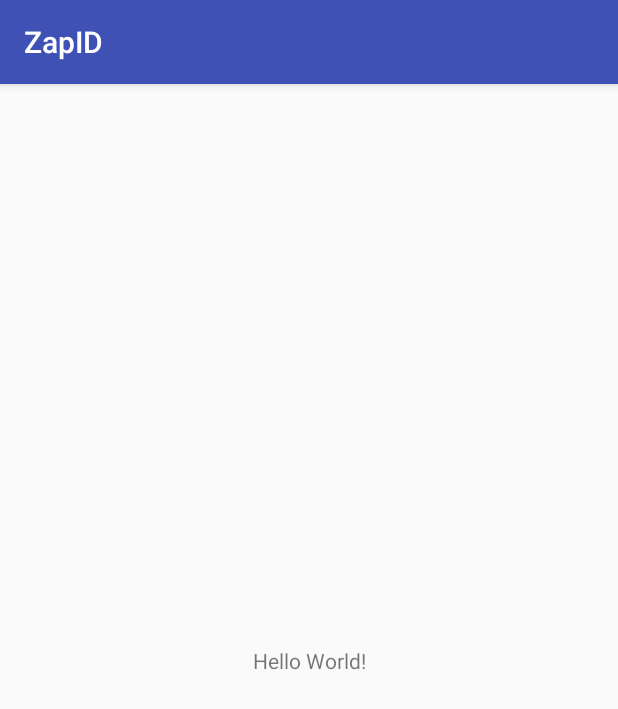
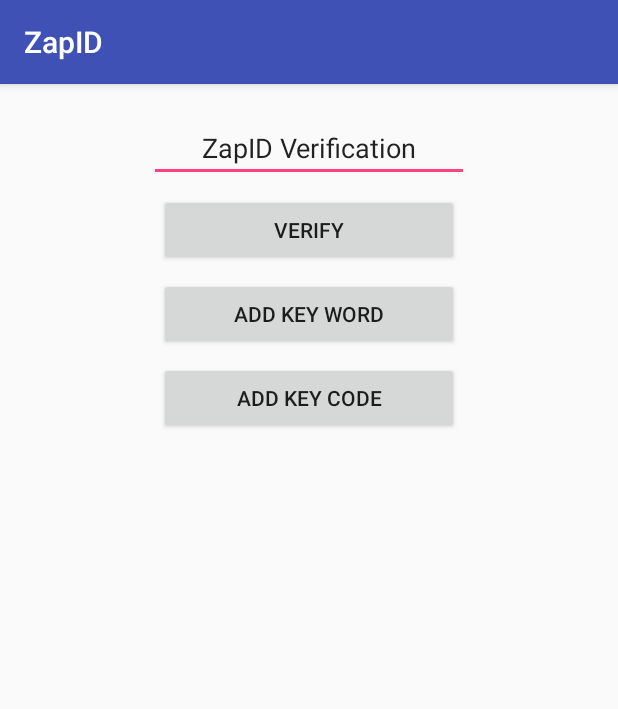
Before and after one commit to dktoao/ZapID, an Android app: the screen it shows after launch (MainActivity), on a phone screen of 412 x 824 dp. Shown: the top 709 px of the screen. Run offline under Robolectric (Android 15) with nearby library versions, the phone set to English and light mode, and no system bars; 3 statements that could not run were skipped.

Commit message:
Create main screen layout

```diff
--- a/app/src/main/res/layout/activity_main.xml
+++ b/app/src/main/res/layout/activity_main.xml
@@ -1,19 +1,58 @@
 <?xml version="1.0" encoding="utf-8"?>
-<android.support.constraint.ConstraintLayout xmlns:android="http://schemas.android.com/apk/res/android"
+<android.support.constraint.ConstraintLayout
+    xmlns:android="http://schemas.android.com/apk/res/android"
     xmlns:app="http://schemas.android.com/apk/res-auto"
-    xmlns:tools="http://schemas.android.com/tools"
     android:layout_width="match_parent"
-    android:layout_height="match_parent"
-    tools:context="tech.zapid.zapid.MainActivity">
+    android:layout_height="match_parent">
 
-    <TextView
-        android:id="@+id/sample_text"
+    <EditText
+        android:id="@+id/mainScreenInfo"
         android:layout_width="wrap_content"
         android:layout_height="wrap_content"
-        android:text="Hello World!"
-        app:layout_constraintBottom_toBottomOf="parent"
-        app:layout_constraintLeft_toLeftOf="parent"
-        app:layout_constraintRight_toRightOf="parent"
+        android:layout_marginEnd="8dp"
+        android:layout_marginStart="8dp"
+        android:layout_marginTop="20dp"
+        android:ems="10"
+        android:gravity="center"
+        android:inputType="textPersonName"
+        android:text="ZapID Verification"
+        app:layout_constraintEnd_toEndOf="parent"
+        app:layout_constraintStart_toStartOf="parent"
         app:layout_constraintTop_toTopOf="parent" />
 
+    <Button
+        android:id="@+id/buttonVerify"
+        android:layout_width="200dp"
+        android:layout_height="wrap_content"
+        android:layout_marginEnd="8dp"
+        android:layout_marginStart="8dp"
+        android:layout_marginTop="8dp"
+        android:text="Verify"
+        app:layout_constraintEnd_toEndOf="parent"
+        app:layout_constraintStart_toStartOf="parent"
+        app:layout_constraintTop_toBottomOf="@+id/mainScreenInfo" />
+
+    <Button
+        android:id="@+id/buttonAddKeyWord"
+        android:layout_width="200dp"
+        android:layout_height="wrap_content"
+        android:layout_marginEnd="8dp"
+        android:layout_marginStart="8dp"
+        android:layout_marginTop="8dp"
+        android:text="Add Key word"
+        app:layout_constraintEnd_toEndOf="parent"
+        app:layout_constraintStart_toStartOf="parent"
+        app:layout_constraintTop_toBottomOf="@+id/buttonVerify" />
+
+    <Button
+        android:id="@+id/buttonAddKeyCode"
+        android:layout_width="200dp"
+        android:layout_height="wrap_content"
+        android:layout_marginEnd="8dp"
+        android:layout_marginStart="8dp"
+        android:layout_marginTop="8dp"
+        android:text="Add Key Code"
+        app:layout_constraintEnd_toEndOf="parent"
+        app:layout_constraintStart_toStartOf="parent"
+        app:layout_constraintTop_toBottomOf="@+id/buttonAddKeyWord" />
 </android.support.constraint.ConstraintLayout>
```
Also changed, not shown: 1 other file.
